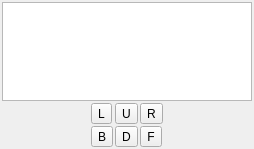
Old version of the form menudialog.ui in the repository t5t5/metal_menu.
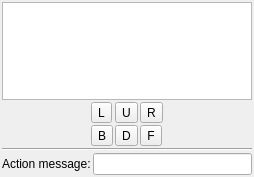
New version of the form.

Commit message: Added action on item.

Patch:
```diff
--- a/menudialog.ui
+++ b/menudialog.ui
@@ -7,7 +7,7 @@
     <x>0</x>
     <y>0</y>
     <width>254</width>
-    <height>149</height>
+    <height>177</height>
    </rect>
   </property>
   <property name="windowTitle">
@@ -108,6 +108,31 @@
      </item>
     </layout>
    </item>
+   <item>
+    <widget class="Line" name="line">
+     <property name="orientation">
+      <enum>Qt::Horizontal</enum>
+     </property>
+    </widget>
+   </item>
+   <item>
+    <layout class="QHBoxLayout" name="horizontalLayout">
+     <item>
+      <widget class="QLabel" name="actionLabel">
+       <property name="text">
+        <string>Action message:</string>
+       </property>
+      </widget>
+     </item>
+     <item>
+      <widget class="QLineEdit" name="actionEdit">
+       <property name="readOnly">
+        <bool>true</bool>
+       </property>
+      </widget>
+     </item>
+    </layout>
+   </item>
   </layout>
  </widget>
  <resources/>
```
The commit also changes 9 other files.
